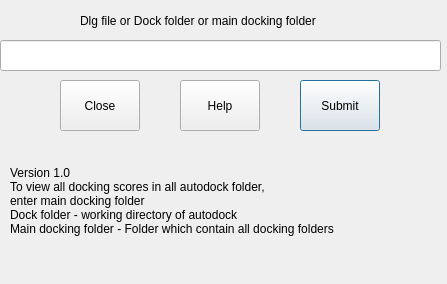
This is demowidget.ui in karthikn130/dlg_parser_pymol_plugin as Qt 5 draws it before an edit. The edited form follows.
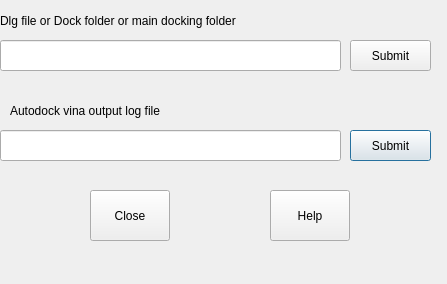
This is the edited form.

```diff
--- a/demowidget.ui
+++ b/demowidget.ui
@@ -22,10 +22,10 @@
   <widget class="QPushButton" name="pushButton_submit">
    <property name="geometry">
     <rect>
-     <x>300</x>
-     <y>80</y>
-     <width>80</width>
-     <height>51</height>
+     <x>350</x>
+     <y>130</y>
+     <width>81</width>
+     <height>31</height>
     </rect>
    </property>
    <property name="toolTip">
@@ -38,8 +38,8 @@
   <widget class="QPushButton" name="pushButton_close">
    <property name="geometry">
     <rect>
-     <x>60</x>
-     <y>80</y>
+     <x>90</x>
+     <y>190</y>
      <width>80</width>
      <height>51</height>
     </rect>
@@ -54,7 +54,7 @@
   <widget class="QLabel" name="label_folder">
    <property name="geometry">
     <rect>
-     <x>80</x>
+     <x>0</x>
      <y>0</y>
      <width>281</width>
      <height>41</height>
@@ -69,7 +69,7 @@
     <rect>
      <x>0</x>
      <y>40</y>
-     <width>441</width>
+     <width>341</width>
      <height>31</height>
     </rect>
    </property>
@@ -83,8 +83,8 @@
   <widget class="QPushButton" name="pushButton_submit_3">
    <property name="geometry">
     <rect>
-     <x>180</x>
-     <y>80</y>
+     <x>270</x>
+     <y>190</y>
      <width>80</width>
      <height>51</height>
     </rect>
@@ -100,17 +100,45 @@
    <property name="geometry">
     <rect>
      <x>10</x>
-     <y>150</y>
-     <width>421</width>
-     <height>101</height>
+     <y>90</y>
+     <width>281</width>
+     <height>41</height>
     </rect>
    </property>
    <property name="text">
-    <string>Version 1.0 
-To view all docking scores in all autodock folder, 
-enter main docking folder 
-Dock folder - working directory of autodock
-Main docking folder - Folder which contain all docking folders</string>
+    <string notr="true">Autodock vina output log file</string>
+   </property>
+  </widget>
+  <widget class="QLineEdit" name="input_vina">
+   <property name="geometry">
+    <rect>
+     <x>0</x>
+     <y>130</y>
+     <width>341</width>
+     <height>31</height>
+    </rect>
+   </property>
+   <property name="toolTip">
+    <string>&lt;html&gt;&lt;head/&gt;&lt;body&gt;&lt;p&gt;Dlg file or Dock folder or main docking folder&lt;/p&gt;&lt;/body&gt;&lt;/html&gt;</string>
+   </property>
+   <property name="text">
+    <string notr="true"/>
+   </property>
+  </widget>
+  <widget class="QPushButton" name="pushButton_submit_dlg">
+   <property name="geometry">
+    <rect>
+     <x>350</x>
+     <y>40</y>
+     <width>81</width>
+     <height>31</height>
+    </rect>
+   </property>
+   <property name="toolTip">
+    <string>Submit</string>
+   </property>
+   <property name="text">
+    <string>Submit</string>
    </property>
   </widget>
  </widget>
```
Left out of the diff: 10 changed lines with no effect on the pictures.
